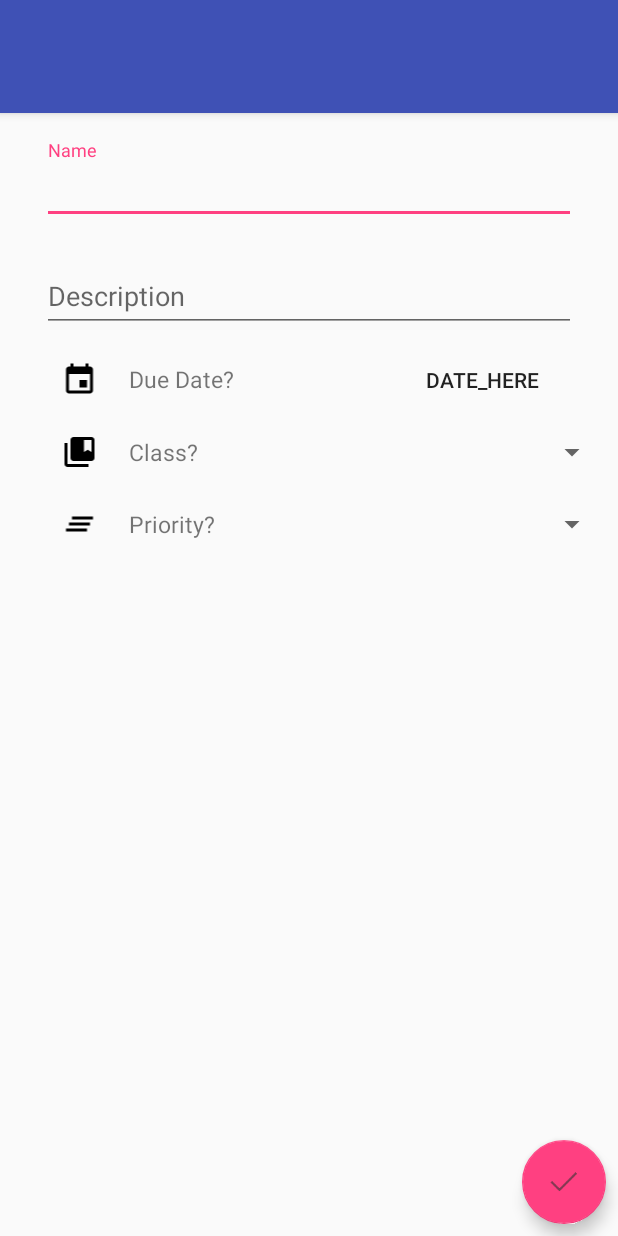
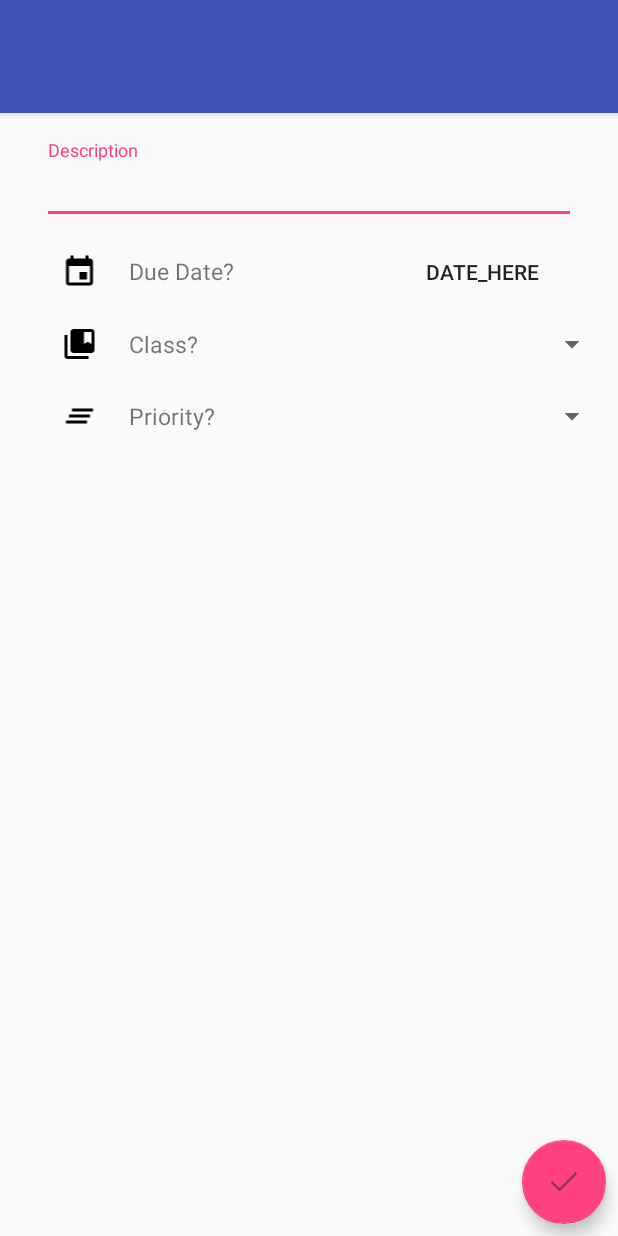
Before and after one commit to krishnakandula/Schedulr, an Android app: the layout fragment_add_assignment.xml on its own in the app's theme, with its tools: preview values and no code run, on a phone screen of 412 x 824 dp. Run offline under Robolectric (Android 15) with nearby library versions, the phone set to English and light mode, and no system bars.

```diff
--- a/app/build.gradle
+++ b/app/build.gradle
@@ -11,7 +11,7 @@ android {
     }
     defaultConfig {
         applicationId "com.silver.krish.schedulr"
-        minSdkVersion 21
+        minSdkVersion 23
         targetSdkVersion 24
         versionCode 1
         versionName "1.0"
--- a/app/src/main/java/com/silver/krish/schedulr/Controllers/ClassController.java
+++ b/app/src/main/java/com/silver/krish/schedulr/Controllers/ClassController.java
@@ -83,11 +83,10 @@ public class ClassController {
 	public void updateClassList(){
 		mRealm = Realm.getDefaultInstance();
 		RealmResults<Class> updatedClasses = mRealm.where(Class.class).findAll();
+		classList.clear();
 		if(updatedClasses.size() == 0){
-			classList.clear();
 			Log.v(LOG_TAG, "Class table was empty");
 		} else {
-			classList.clear();
 			for(Class c : updatedClasses){
 				addClass(c);
 			}
--- a/app/src/main/res/layout/fragment_add_assignment.xml
+++ b/app/src/main/res/layout/fragment_add_assignment.xml
@@ -27,19 +27,9 @@
                 <android.support.design.widget.TextInputLayout
                     style="@style/TextInputLayout">
                     <android.support.design.widget.TextInputEditText
-                        android:id="@+id/fragment_add_assignment_name_edit_text"
-                        android:hint="@string/assignment_name_hint"
-                        android:layout_marginTop="@dimen/edit_text_input_margin"
-                        android:layout_marginLeft="@dimen/edit_text_input_margin"
-                        android:layout_marginRight="@dimen/edit_text_input_margin"
-                        android:layout_width="match_parent"
-                        android:layout_height="wrap_content"/>
-                </android.support.design.widget.TextInputLayout>
-                <android.support.design.widget.TextInputLayout
-                    style="@style/TextInputLayout">
-                    <android.support.design.widget.TextInputEditText
                         android:id="@+id/fragment_add_assignment_description_edit_text"
                         android:hint="@string/assignment_description_hint"
+                        android:layout_marginTop="@dimen/edit_text_input_margin"
                         android:layout_width="match_parent"
                         android:layout_height="wrap_content"
                         android:layout_marginLeft="@dimen/edit_text_input_margin"
```
Also changed, not shown: app/src/main/java/com/silver/krish/schedulr/Adapters/TasksAdapter.java (+7 -3 lines), app/src/main/java/com/silver/krish/schedulr/Controllers/AssignmentController.java (+4 -3 lines), app/src/main/java/com/silver/krish/schedulr/Fragments/AddAssignmentFragment.java (+43 -11 lines), app/src/main/java/com/silver/krish/schedulr/MainActivity.java (+11 -2 lines), app/src/main/java/com/silver/krish/schedulr/Models/Assignment.java (+2 -12 lines), app/src/main/res/values/colors.xml (+7 -0 lines).
